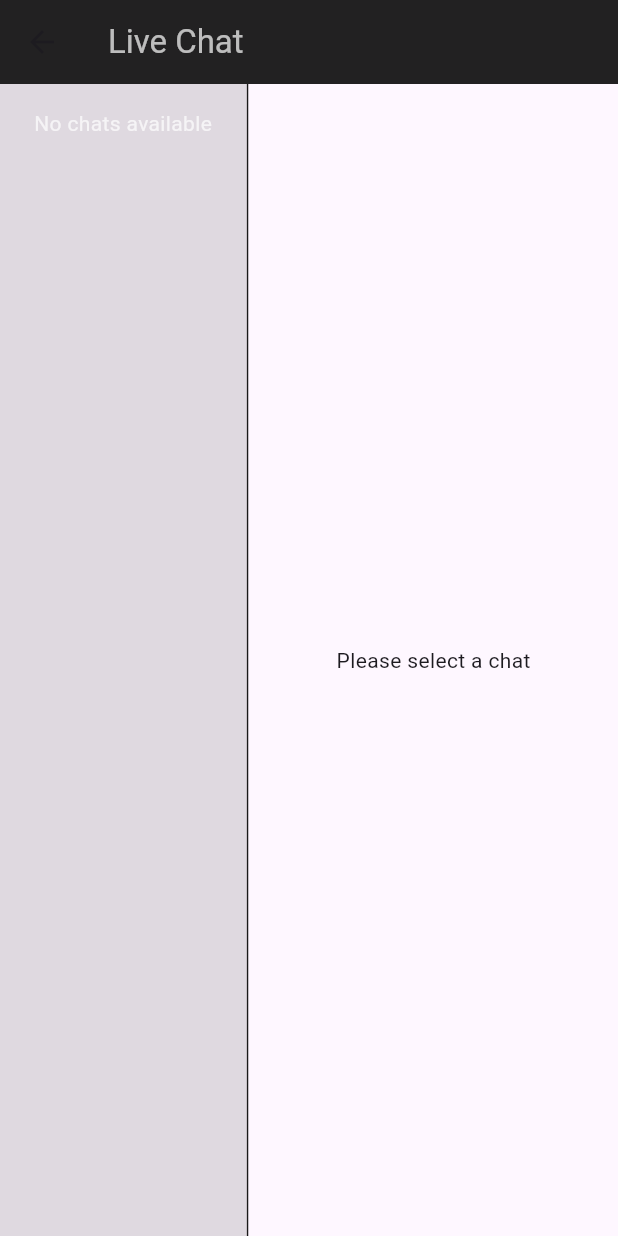
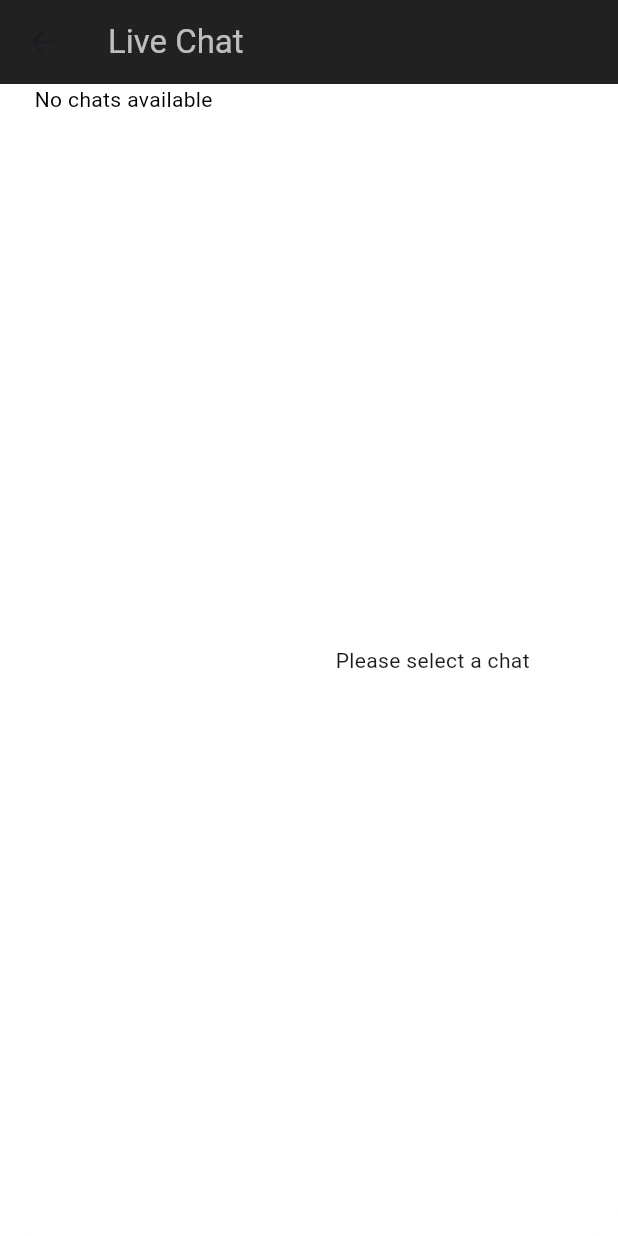
Before and after one commit to CarlsGalad/gona_admin, a Flutter app: the ChatWidget screen opened directly, on a phone screen of 412 x 824 dp. Run offline on Flutter 3.47's test engine with Material 3 defaults, Android fonts, the phone set to English and light mode, and no system bars; our stand-ins replace cloud_firestore, file_picker, firebase_auth, firebase_core, firebase_storage, fl_chart and 3 more; missing offline and left inert: flutter_email_sender, image_network; accounts and stored records are empty.

Commit message:
Update live_chat.dart

```diff
--- a/lib/help/live_chat.dart
+++ b/lib/help/live_chat.dart
@@ -1,7 +1,8 @@
 import 'package:cloud_firestore/cloud_firestore.dart';
 import 'package:firebase_auth/firebase_auth.dart';
 import 'package:flutter/material.dart';
-import 'package:gona_admin/services/admin_service.dart'; // Import the AdminService
+import 'package:gona_admin/services/admin_service.dart';
+import 'package:google_fonts/google_fonts.dart'; // Import the AdminService
 
 class ChatWidget extends StatefulWidget {
   const ChatWidget({super.key});
@@ -53,8 +54,13 @@ class ChatWidgetState extends State<ChatWidget> {
 
   @override
   Widget build(BuildContext context) {
-    return Container(
-      color: Colors.black38,
+    return ClipRRect(
+      borderRadius: const BorderRadius.only(
+          bottomLeft: Radius.circular(20), bottomRight: Radius.circular(20)),
+      child: Container(
+        decoration: const BoxDecoration(
+          color: Colors.white,
+        ),
         width: MediaQuery.of(context).size.width - 150,
         child: Scaffold(
           appBar: AppBar(
@@ -64,13 +70,16 @@ class ChatWidgetState extends State<ChatWidget> {
             ),
             backgroundColor: Colors.black87,
           ),
-        body: Row(
+          body: Container(
+            decoration: const BoxDecoration(
+                color: Colors.white,
+                borderRadius: BorderRadius.only(
+                    bottomLeft: Radius.circular(20),
+                    bottomRight: Radius.circular(20))),
+            child: Row(
               children: [
                 Flexible(
                   flex: 2,
-              child: Container(
-                color: Colors.black12,
-                padding: const EdgeInsets.all(16.0),
                   child: Column(
                     crossAxisAlignment: CrossAxisAlignment.stretch,
                     children: [
@@ -78,7 +87,8 @@ class ChatWidgetState extends State<ChatWidget> {
                         future: _fetchUserNames(),
                         builder: (context, userSnapshot) {
                           if (!userSnapshot.hasData) {
-                          return const Center(child: LinearProgressIndicator());
+                            return const Center(
+                                child: LinearProgressIndicator());
                           }
                           return StreamBuilder<QuerySnapshot>(
                             stream: FirebaseFirestore.instance
@@ -87,7 +97,9 @@ class ChatWidgetState extends State<ChatWidget> {
                             builder: (context, snapshot) {
                               if (!snapshot.hasData) {
                                 return const Center(
-                                  child: LinearProgressIndicator());
+                                    child: LinearProgressIndicator(
+                                  color: Colors.grey,
+                                ));
                               }
                               final chats = snapshot.data!.docs;
 
@@ -95,7 +107,7 @@ class ChatWidgetState extends State<ChatWidget> {
                                 return const Center(
                                     child: Text(
                                   'No chats available',
-                                style: TextStyle(color: Colors.white70),
+                                  style: TextStyle(color: Colors.black),
                                 ));
                               }
                               return Expanded(
@@ -113,29 +125,39 @@ class ChatWidgetState extends State<ChatWidget> {
                                         24);
                                     return Padding(
                                       padding: const EdgeInsets.all(8.0),
-                                    child: Container(
+                                      child: Card(
+                                        elevation: 5,
+                                        margin: EdgeInsets.zero,
                                         color: isNewChat
                                             ? Colors.black45
-                                          : Colors.black26,
+                                            : Colors.grey[900],
                                         child: Padding(
                                           padding: const EdgeInsets.all(8.0),
                                           child: ListTile(
                                             title: Text(
                                               chat['title'],
-                                            style: TextStyle(
+                                              style: GoogleFonts.aboreto(
                                                   fontWeight: isNewChat
                                                       ? FontWeight.bold
-                                                    : FontWeight.normal),
+                                                      : FontWeight.normal,
+                                                  color: Colors.white),
                                             ),
-                                          subtitle: Text(senderName),
+                                            subtitle: Text(
+                                              senderName,
+                                              style: GoogleFonts.abel(
+                                                  color: Colors.white54),
+                                            ),
                                             onTap: () {
                                               setState(() {
                                                 selectedChatId = chat.id;
-                                              selectedChatTitle = chat['title'];
+                                                selectedChatTitle =
+                                                    chat['title'];
                                               });
                                               // Log chat selection
-                                            final userId = FirebaseAuth.instance
-                                                    .currentUser?.uid ??
+                                              final userId = FirebaseAuth
+                                                      .instance
+                                                      .currentUser
+                                                      ?.uid ??
                                                   '';
                                               _logChatSelection(
                                                   userId, chat['title']);
@@ -153,12 +175,6 @@ class ChatWidgetState extends State<ChatWidget> {
                       ),
                     ],
                   ),
-              ),
-            ),
-            const VerticalDivider(
-              thickness: 1,
-              width: 2,
-              color: Color.fromARGB(255, 26, 25, 25),
                 ),
                 Flexible(
                   flex: 3,
@@ -180,7 +196,8 @@ class ChatWidgetState extends State<ChatWidget> {
                                 Text(
                                   selectedChatTitle ?? 'Message Title',
                                   style: const TextStyle(
-                                  fontSize: 24, fontWeight: FontWeight.bold),
+                                      fontSize: 24,
+                                      fontWeight: FontWeight.bold),
                                 ),
                                 Expanded(
                                   child: StreamBuilder<QuerySnapshot>(
@@ -203,8 +220,8 @@ class ChatWidgetState extends State<ChatWidget> {
                                           final message = messages[index];
                                           return ChatBubble(
                                             message: message['content'],
-                                        isSender:
-                                            message['senderId'] == 'live_chat',
+                                            isSender: message['senderId'] ==
+                                                'live_chat',
                                           );
                                         },
                                       );
@@ -219,10 +236,13 @@ class ChatWidgetState extends State<ChatWidget> {
                                         controller: _messageController,
                                         decoration: InputDecoration(
                                           hintText: 'Type a message...',
-                                      fillColor: Colors.black12,
+                                          fillColor: Colors.white,
                                           filled: true,
                                           border: OutlineInputBorder(
-                                        borderRadius: BorderRadius.circular(20),
+                                            borderSide: const BorderSide(
+                                                color: Colors.grey),
+                                            borderRadius:
+                                                BorderRadius.circular(20),
                                           ),
                                         ),
                                       ),
@@ -241,9 +261,11 @@ class ChatWidgetState extends State<ChatWidget> {
                                             .doc(selectedChatId)
                                             .collection('messages')
                                             .add({
-                                      'content': _messageController.text.trim(),
+                                          'content':
+                                              _messageController.text.trim(),
                                           'senderId': 'live_chat',
-                                      'timestamp': FieldValue.serverTimestamp(),
+                                          'timestamp':
+                                              FieldValue.serverTimestamp(),
                                         });
                                         _messageController.clear();
                                         // Log message sending
@@ -261,6 +283,8 @@ class ChatWidgetState extends State<ChatWidget> {
                         ),
                 ),
               ],
+            ),
+          ),
         ),
       ),
     );
```
Lines whose indentation alone changed are shown as unchanged.
